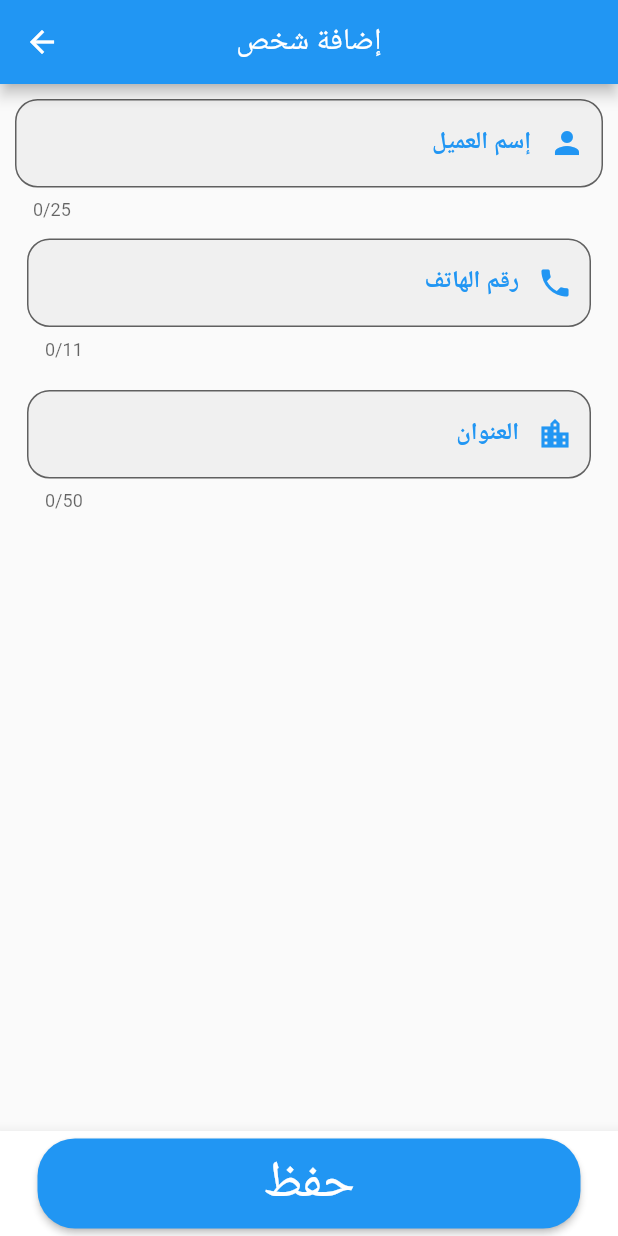
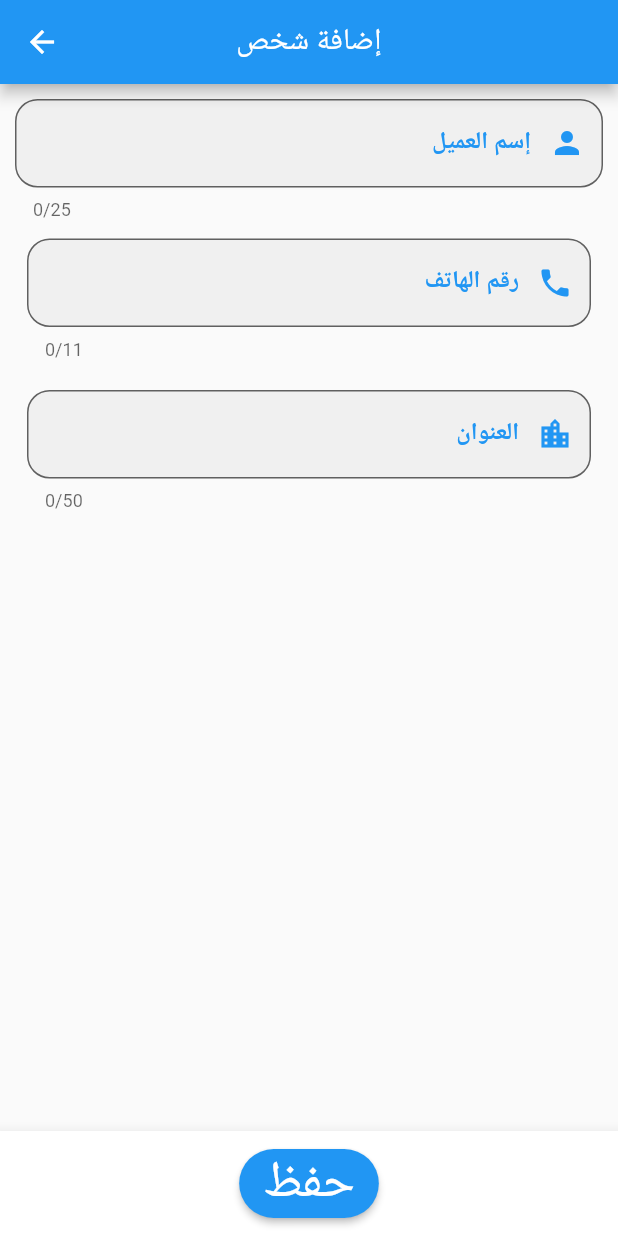
Before and after one commit to ahmad-bahaa/Cashier, a Flutter app: the AddPersonScreen screen opened directly, on a phone screen of 412 x 824 dp. Run offline on Flutter 3.47's test engine with Material 2 defaults, Android fonts, the phone set to English and light mode, and no system bars; our stand-ins replace cloud_firestore, equatable, firebase_core, flutter_typeahead, get; accounts and stored records are empty.

Commit message:
Committing changes

```diff
--- a/lib/widgets/custom_bottom_app_bar.dart
+++ b/lib/widgets/custom_bottom_app_bar.dart
@@ -1,19 +1,21 @@
+import 'package:cashier/screens/screens.dart';
 import 'package:flutter/material.dart';
+import 'package:get/get.dart';
 
 class CustomBottomAppBar extends StatelessWidget {
-   const CustomBottomAppBar({
+  const CustomBottomAppBar({
     Key? key,
     required this.buttonText,
     required this.onPressed,
   }) : super(key: key);
   final String buttonText;
   final Function() onPressed;
+
   @override
   Widget build(BuildContext context) {
     return Transform.translate(
       offset: Offset(0.0, -1 * MediaQuery.of(context).viewInsets.bottom),
       child: BottomAppBar(
-        // color: Colors.white,
         child: Container(
           height: 70,
           decoration: const BoxDecoration(
@@ -22,24 +24,67 @@ class CustomBottomAppBar extends StatelessWidget {
               topLeft: Radius.circular(30),
             ),
           ),
-          child: Padding(
-            padding: const EdgeInsets.symmetric(vertical: 5.0, horizontal: 25.0),
-            child: ElevatedButton(
-                style: ElevatedButton.styleFrom(
-                  primary: Colors.blue,
-                  shape:  RoundedRectangleBorder(
-                    borderRadius: BorderRadius.circular(25),
-                  ),
-                ),
-                onPressed: onPressed,
-                child: Text(
-                  buttonText,
-                  style: Theme.of(context).textTheme.headline4!.copyWith(color: Colors.white),
-                ),
-            ),
+          child: Row(
+            mainAxisAlignment: MainAxisAlignment.center,
+            children: widget(buttonText, context),
           ),
         ),
       ),
     );
   }
+
+  List<Widget> widget(String title, BuildContext context) {
+    switch (title) {
+      case 'cash':
+        {
+          return [
+            button(
+                context,
+                'استلام نقدية',
+                () => Get.to(() => AddCashScreen(
+                      isSending: false,
+                    ))),
+            button(
+              context,
+              'دفع نقدية',
+              () => Get.to(() => AddCashScreen(
+                    isSending: true,
+                  )),
+            ),
+          ];
+        }
+      case 'null':
+        {
+          return [
+            const SizedBox(),
+          ];
+        }
+      default:
+        {
+          return [button(context, buttonText, onPressed)];
+        }
+    }
+  }
+
+  Padding button(BuildContext context, String text, Function() function) {
+    return Padding(
+      padding: const EdgeInsets.all(3.0),
+      child: ElevatedButton(
+        style: ElevatedButton.styleFrom(
+          primary: Colors.blue,
+          shape: RoundedRectangleBorder(
+            borderRadius: BorderRadius.circular(25),
+          ),
+        ),
+        onPressed: function,
+        child: Text(
+          text,
+          style: Theme.of(context)
+              .textTheme
+              .headline4!
+              .copyWith(color: Colors.white),
+        ),
+      ),
+    );
+  }
 }
--- a/lib/widgets/custom_type_ahead_person.dart
+++ b/lib/widgets/custom_type_ahead_person.dart
@@ -18,7 +18,7 @@ class CustomTypeAheadPerson extends StatelessWidget {
   @override
   Widget build(BuildContext context) {
     return Padding(
-      padding: const EdgeInsets.all(8.0),
+      padding: const EdgeInsets.all(2.0),
       child: Directionality(
         textDirection: TextDirection.rtl,
         child: TypeAheadField<Person>(
@@ -60,7 +60,6 @@ class CustomTypeAheadPerson extends StatelessWidget {
             );
           },
           onSuggestionSelected: (suggestion) {
-            // Get.snackbar('لقد تم اخيتار', suggestion.name);
             typeAheadController.text = suggestion.name;
             billController.newBill.update(
               'name',
--- a/lib/widgets/custom_type_ahead_product.dart
+++ b/lib/widgets/custom_type_ahead_product.dart
@@ -2,6 +2,7 @@ import 'package:cashier/controllers/bill_controller.dart';
 import 'package:cashier/controllers/product_controller.dart';
 import 'package:cashier/models/product_model.dart';
 import 'package:cashier/services/database_services.dart';
+import 'package:cashier/services/tasks.dart';
 import 'package:cashier/widgets/build_new_item.dart';
 import 'package:flutter/material.dart';
 import 'package:flutter_typeahead/flutter_typeahead.dart';
@@ -80,6 +81,7 @@ class CustomTypeAheadProduct extends StatelessWidget {
             updatingProduct('cellPrice',suggestion.cellPrice.toString());
             updatingProduct('billQuantity','0');
             updatingProduct('billCellPrice',suggestion.cellPrice.toString());
+            Tasks().showAction(context, 4, );
           },
           noItemsFoundBuilder: (context) {
             return const BuildNewItem(i: 3, text: 'إضافة صنف جديد');
```
Also changed, not shown: lib/screens/cash_screens/add_cash_screen.dart (+46 -22 lines), lib/screens/cash_screens/cash_reports_screen.dart (+5 -12 lines), lib/screens/cash_screens/cash_screen.dart (+13 -3 lines), lib/screens/home_screen.dart (+48 -35 lines), lib/widgets/label_card.dart (+6 -8 lines).
